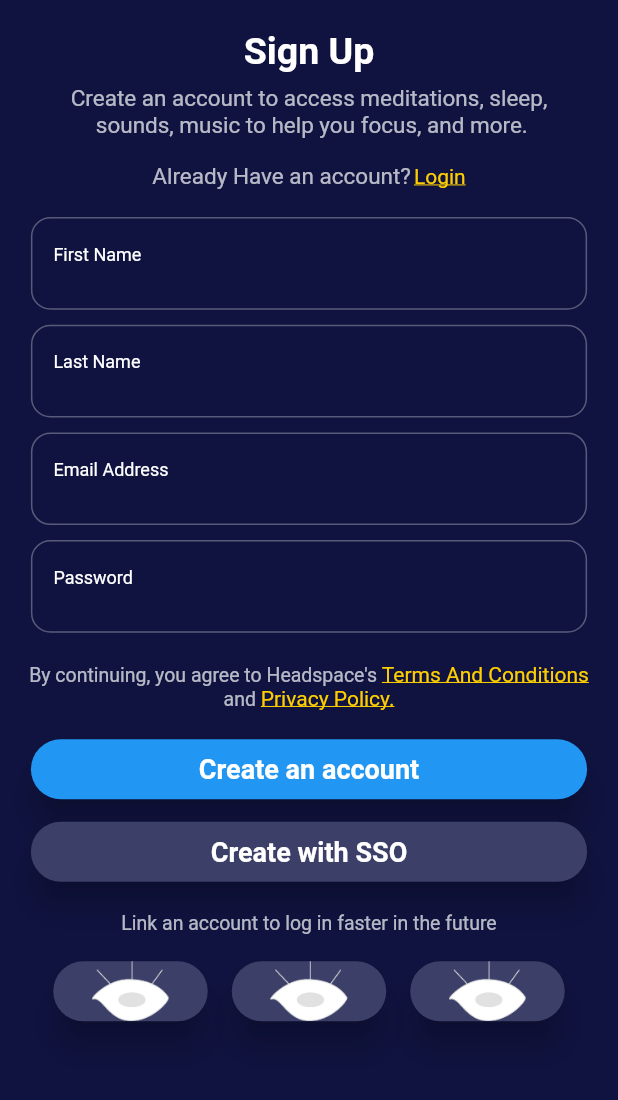
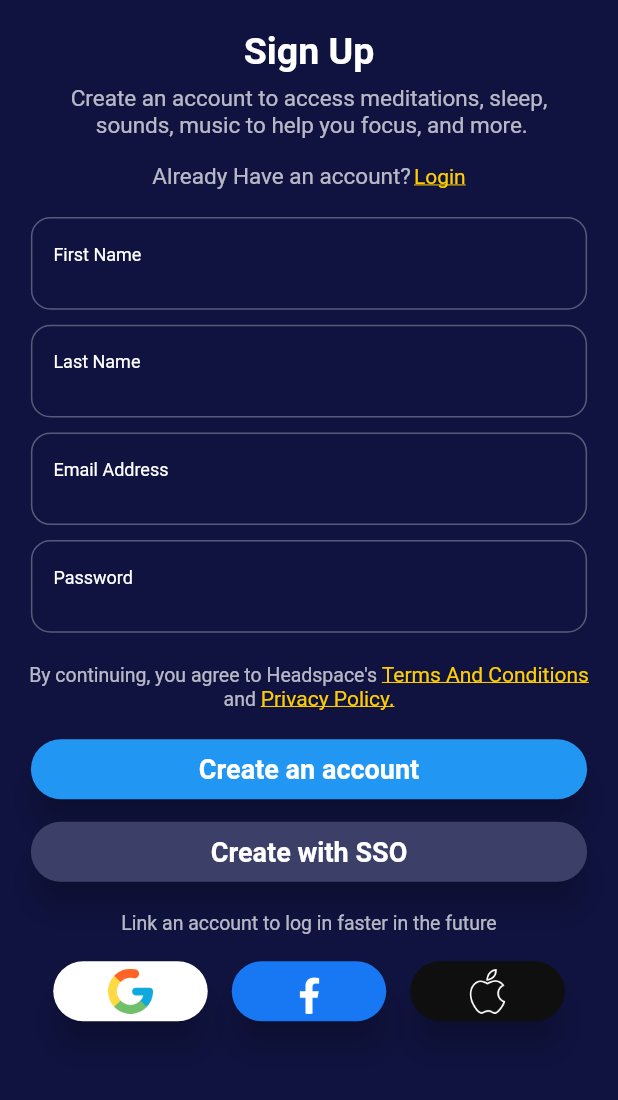
Before and after one commit to piyushyadavNP/headspace_clone, a Flutter app: the screen it shows after launch, on a phone screen of 412 x 824 dp, the part 47-1147 px from its top. Run offline on Flutter 3.47's test engine with Material 2 defaults, Android fonts, the phone set to English and light mode, and no system bars; our stand-ins replace google_fonts.

Commit message:
Signup Page Completed

```diff
--- a/lib/views/signup_page.dart
+++ b/lib/views/signup_page.dart
@@ -147,8 +147,11 @@
                   padding: const EdgeInsets.all(8.0),
                   child: MaterialCommonButton(
                       isImage: true,
-                      image: Image.asset("assets/images/eyeopen.png"),
-                      color: Color.fromARGB(255, 60, 63, 104),
+                      image: Image.asset(
+                        "assets/images/google.png",
+                        height: 30,
+                      ),
+                      color: Colors.white,
                       onTap: () {},
                       size: MediaQuery.of(context).size.width * 0.25),
                 ),
@@ -156,8 +159,11 @@
                   padding: const EdgeInsets.all(8.0),
                   child: MaterialCommonButton(
                       isImage: true,
-                      image: Image.asset("assets/images/eyeopen.png"),
-                      color: Color.fromARGB(255, 60, 63, 104),
+                      image: Image.asset(
+                        "assets/images/facebook.png",
+                        height: 30,
+                      ),
+                      color: Color(0xff1877F2),
                       onTap: () {},
                       size: MediaQuery.of(context).size.width * 0.25),
                 ),
@@ -165,8 +171,12 @@
                   padding: const EdgeInsets.all(8.0),
                   child: MaterialCommonButton(
                       isImage: true,
-                      image: Image.asset("assets/images/eyeopen.png"),
-                      color: Color.fromARGB(255, 60, 63, 104),
+                      image: Image.asset(
+                        "assets/images/apple.png",
+                        height: 30,
+                        color: Colors.white,
+                      ),
+                      color: Color.fromARGB(255, 15, 15, 15),
                       onTap: () {},
                       size: MediaQuery.of(context).size.width * 0.25),
                 ),
```
Also changed, not shown: assets/images/apple.png (added), assets/images/facebook.png (added), assets/images/google.png (added).
